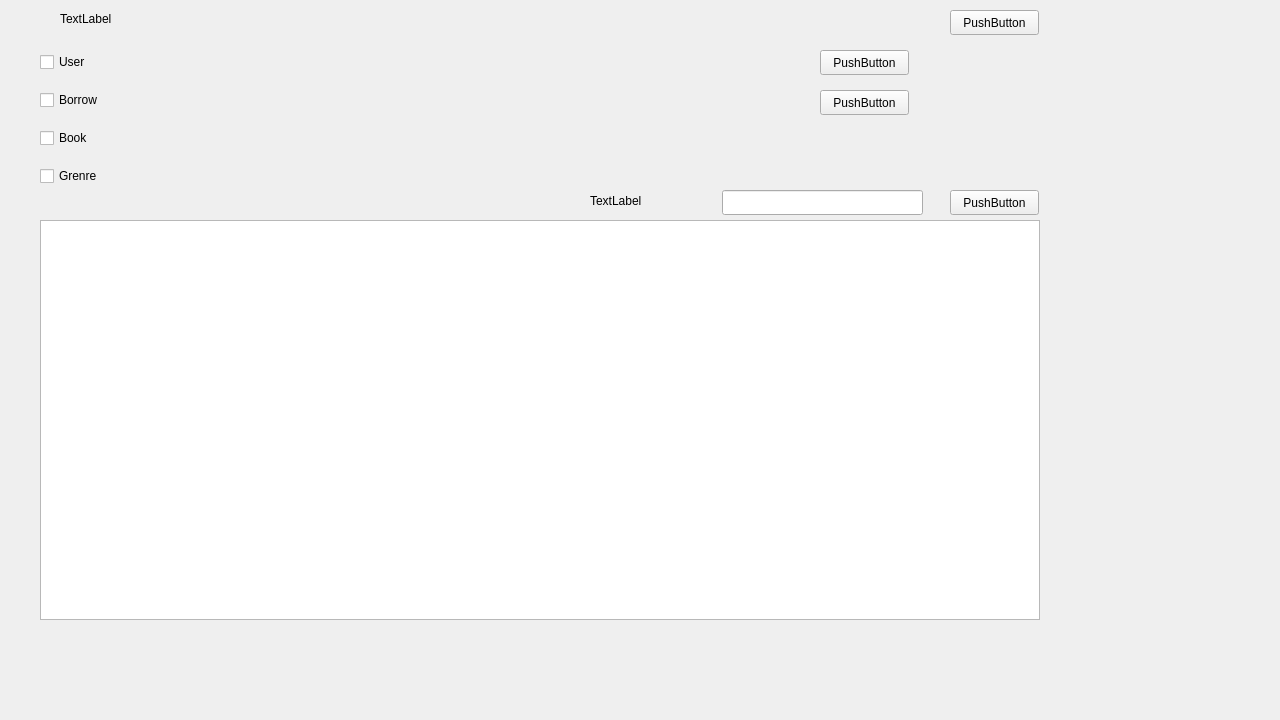
Before: the Qt Designer form ui/rootwidget.ui in 33F5s/courceDesign, drawn with Qt 5.
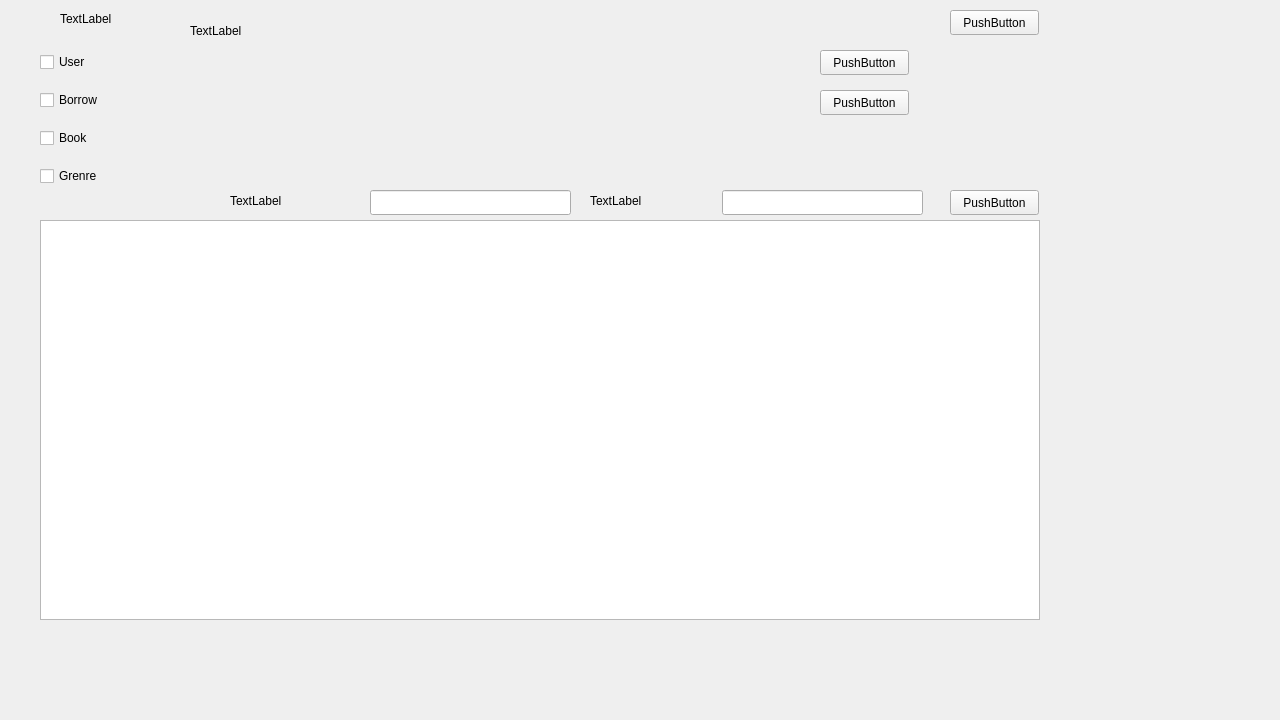
After: the same form once the commit is applied.

Patch:
```diff
--- a/ui/rootwidget.ui
+++ b/ui/rootwidget.ui
@@ -151,6 +151,42 @@
     <string>TextLabel</string>
    </property>
   </widget>
+  <widget class="QLineEdit" name="lineEdit_search_2">
+   <property name="geometry">
+    <rect>
+     <x>370</x>
+     <y>190</y>
+     <width>201</width>
+     <height>25</height>
+    </rect>
+   </property>
+  </widget>
+  <widget class="QLabel" name="label_search_2">
+   <property name="geometry">
+    <rect>
+     <x>230</x>
+     <y>190</y>
+     <width>121</width>
+     <height>21</height>
+    </rect>
+   </property>
+   <property name="text">
+    <string>TextLabel</string>
+   </property>
+  </widget>
+  <widget class="QLabel" name="label_2">
+   <property name="geometry">
+    <rect>
+     <x>190</x>
+     <y>20</y>
+     <width>191</width>
+     <height>21</height>
+    </rect>
+   </property>
+   <property name="text">
+    <string>TextLabel</string>
+   </property>
+  </widget>
  </widget>
  <resources/>
  <connections/>
```
Left out of the diff: 3 changed lines with no effect on the pictures.
